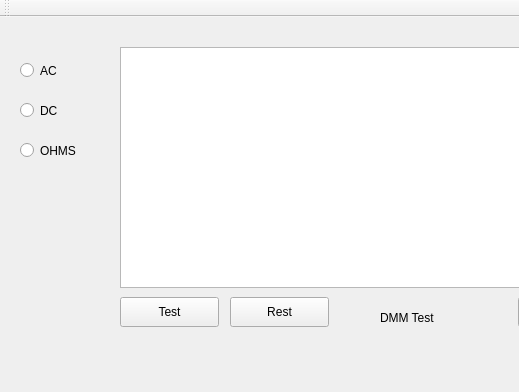
Above: mainwindow.ui from SeanKudrna/Phoenix-Embedded-System-Tester before the change; both pictures show x 0 to 519 and y 0 to 392 of the 808 by 392 pixel window. Below: the same form after it.
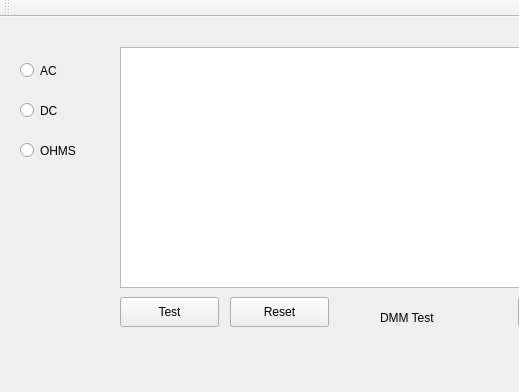
That is the form after the change.

Commit message: Updated Power Supply Ui to include AMP settings. Built current functions. Up next: make sure current isnt rounded in view window. Apply finishing touches to current Ui integration.

What changed in the file:
```diff
--- a/mainwindow.ui
+++ b/mainwindow.ui
@@ -86,7 +86,7 @@
      </rect>
     </property>
     <property name="text">
-     <string>Rest</string>
+     <string>Reset</string>
     </property>
    </widget>
    <widget class="QPushButton" name="pb_clear">
```
The commit also changes 6 other files.
